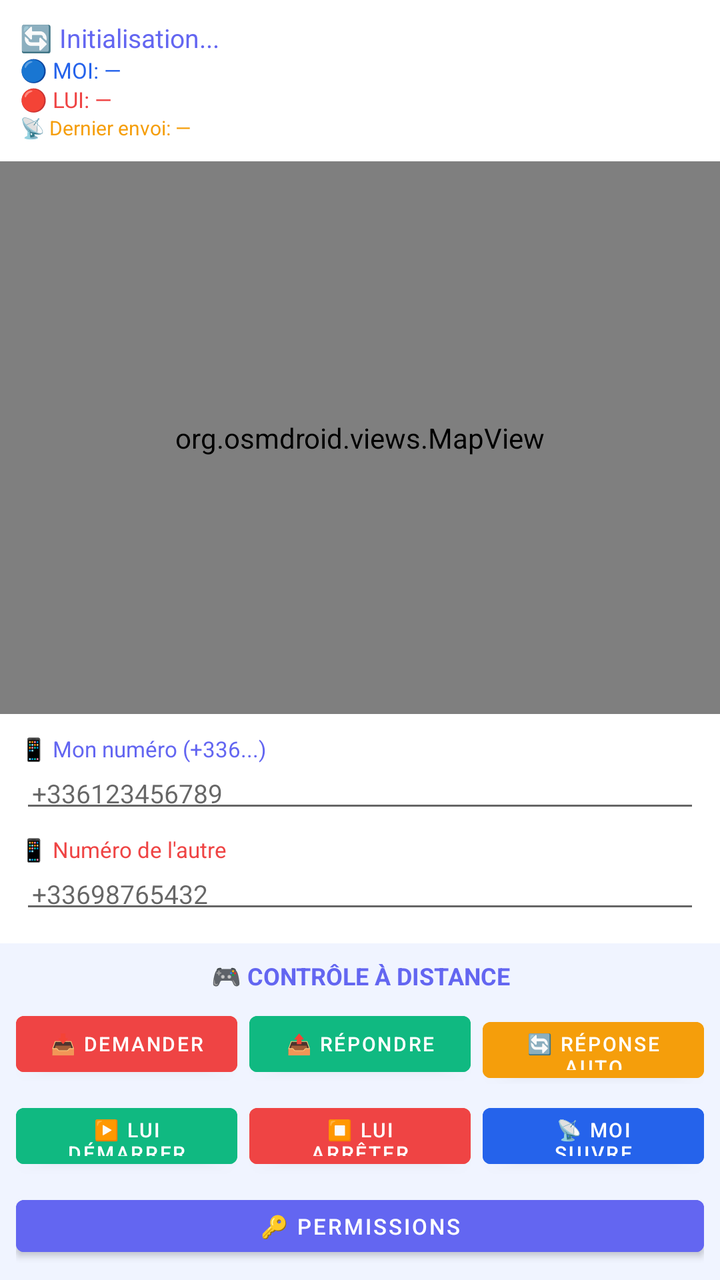
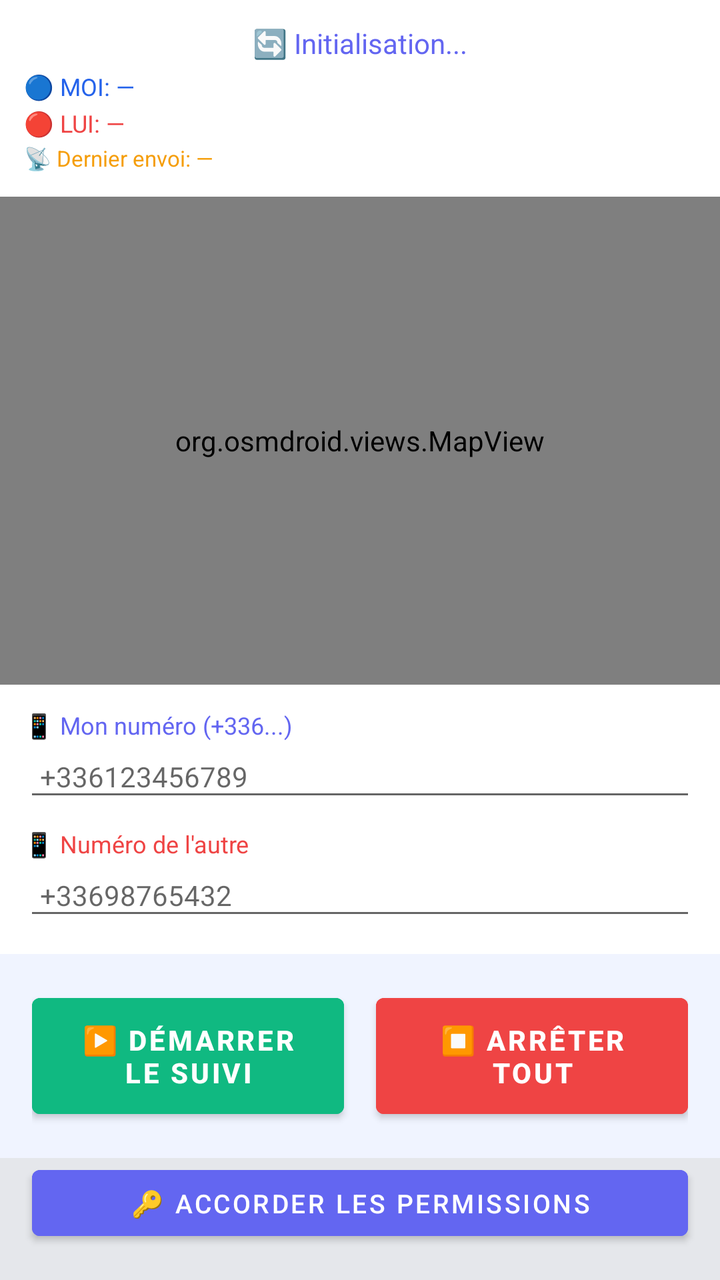

Screens rendered from an Android XML layout before and after an edit, with the pre-edit source and the edit as a unified diff.
<!-- AndroidManifest.xml: application theme AppTheme -->
<!-- res/layout/activity_main.xml -->
<?xml version="1.0" encoding="utf-8"?>
<LinearLayout xmlns:android="http://schemas.android.com/apk/res/android"
    android:layout_width="match_parent"
    android:layout_height="match_parent"
    android:orientation="vertical"
    android:background="@color/gray_200">

    <LinearLayout
        android:layout_width="match_parent"
        android:layout_height="wrap_content"
        android:orientation="vertical"
        android:padding="10dp"
        android:background="@color/white">
        
        <TextView
            android:id="@+id/tvStatut"
            android:layout_width="match_parent"
            android:layout_height="wrap_content"
            android:text="🔄 Initialisation..."
            android:textSize="13sp"
            android:textColor="@color/purple_500"/>

        <TextView
            android:id="@+id/tvMoi"
            android:layout_width="match_parent"
            android:layout_height="wrap_content"
            android:text="🔵 MOI: —"
            android:textSize="11sp"
            android:textColor="@color/blue_500"/>

        <TextView
            android:id="@+id/tvLui"
            android:layout_width="match_parent"
            android:layout_height="wrap_content"
            android:text="🔴 LUI: —"
            android:textSize="11sp"
            android:textColor="@color/red_500"/>

        <TextView
            android:id="@+id/tvDistance"
            android:layout_width="match_parent"
            android:layout_height="wrap_content"
            android:text="📡 Dernier envoi: —"
            android:textSize="10sp"
            android:textColor="@color/orange_500"/>
    </LinearLayout>

    <org.osmdroid.views.MapView
        android:id="@+id/mapView"
        android:layout_width="match_parent"
        android:layout_height="0dp"
        android:layout_weight="1"/>

    <LinearLayout
        android:layout_width="match_parent"
        android:layout_height="wrap_content"
        android:orientation="vertical"
        android:padding="10dp"
        android:background="@color/white">

        <TextView
            android:layout_width="match_parent"
            android:layout_height="wrap_content"
            android:text="📱 Mon numéro (+336...)"
            android:textSize="11sp"
            android:textColor="@color/purple_500"/>
        <EditText
            android:id="@+id/etMonNumero"
            android:layout_width="match_parent"
            android:layout_height="wrap_content"
            android:hint="+336123456789"
            android:inputType="phone"
            android:textSize="13sp"
            android:padding="6dp"
            android:layout_marginBottom="6dp"/>

        <TextView
            android:layout_width="match_parent"
            android:layout_height="wrap_content"
            android:text="📱 Numéro de l'autre"
            android:textSize="11sp"
            android:textColor="@color/red_500"/>
        <EditText
            android:id="@+id/etAutreNumero"
            android:layout_width="match_parent"
            android:layout_height="wrap_content"
            android:hint="+33698765432"
            android:inputType="phone"
            android:textSize="13sp"
            android:padding="6dp"/>
    </LinearLayout>

    
    <LinearLayout
        android:layout_width="match_parent"
        android:layout_height="wrap_content"
        android:orientation="vertical"
        android:padding="8dp"
        android:background="#F0F4FF">
        
        <TextView
            android:layout_width="match_parent"
            android:layout_height="wrap_content"
            android:text="🎮 CONTRÔLE À DISTANCE"
            android:textSize="12sp"
            android:textColor="@color/purple_500"
            android:textStyle="bold"
            android:gravity="center"/>

        <LinearLayout
            android:layout_width="match_parent"
            android:layout_height="wrap_content"
            android:orientation="horizontal"
            android:layout_marginTop="6dp">

            <Button
                android:id="@+id/btnDemander"
                android:layout_width="0dp"
                android:layout_height="40dp"
                android:layout_weight="1"
                android:text="📥 Demander"
                android:textSize="10sp"
                android:backgroundTint="@color/red_500"
                android:layout_marginEnd="3dp"/>

            <Button
                android:id="@+id/btnRepondre"
                android:layout_width="0dp"
                android:layout_height="40dp"
                android:layout_weight="1"
                android:text="📤 Répondre"
                android:textSize="10sp"
                android:backgroundTint="@color/green_500"
                android:layout_marginStart="3dp"
                android:layout_marginEnd="3dp"/>

            <Button
                android:id="@+id/btnSuivre"
                android:layout_width="0dp"
                android:layout_height="40dp"
                android:layout_weight="1"
                android:text="🔄 Réponse auto"
                android:textSize="10sp"
                android:backgroundTint="@color/orange_500"
                android:layout_marginStart="3dp"/>
        </LinearLayout>

        <LinearLayout
            android:layout_width="match_parent"
            android:layout_height="wrap_content"
            android:orientation="horizontal"
            android:layout_marginTop="6dp">

            <Button
                android:id="@+id/btnDemarrerLui"
                android:layout_width="0dp"
                android:layout_height="40dp"
                android:layout_weight="1"
                android:text="▶️ Lui démarrer"
                android:textSize="10sp"
                android:backgroundTint="@color/green_500"
                android:layout_marginEnd="3dp"/>

            <Button
                android:id="@+id/btnArreterLui"
                android:layout_width="0dp"
                android:layout_height="40dp"
                android:layout_weight="1"
                android:text="⏹️ Lui arrêter"
                android:textSize="10sp"
                android:backgroundTint="@color/red_500"
                android:layout_marginStart="3dp"
                android:layout_marginEnd="3dp"/>

            <Button
                android:id="@+id/btnSuiviContinu"
                android:layout_width="0dp"
                android:layout_height="40dp"
                android:layout_weight="1"
                android:text="📡 Moi suivre"
                android:textSize="10sp"
                android:backgroundTint="@color/blue_500"
                android:layout_marginStart="3dp"/>
        </LinearLayout>

        <Button
            android:id="@+id/btnPermissions"
            android:layout_width="match_parent"
            android:layout_height="38dp"
            android:text="🔑 Permissions"
            android:textSize="11sp"
            android:backgroundTint="@color/purple_500"
            android:layout_marginTop="6dp"/>
    </LinearLayout>

</LinearLayout>
<!-- resources referenced by this layout -->
<resources>
  <color name="blue_500">#2563EB</color>
  <color name="gray_200">#E5E7EB</color>
  <color name="green_500">#10B981</color>
  <color name="orange_500">#F59E0B</color>
  <color name="purple_500">#6366F1</color>
  <color name="red_500">#EF4444</color>
  <color name="white">#FFFFFF</color>
  <style name="AppTheme" parent="Theme.MaterialComponents.Light.NoActionBar">
          <item name="colorPrimary">@color/purple_500</item>
          <item name="android:windowBackground">@color/gray_200</item>
      </style>
</resources>

<!-- the commit's change to res/layout/activity_main.xml (unified diff, before → after) -->
@@ -9,7 +9,7 @@
         android:layout_width="match_parent"
         android:layout_height="wrap_content"
         android:orientation="vertical"
-        android:padding="10dp"
+        android:padding="12dp"
         android:background="@color/white">
         
         <TextView
@@ -17,32 +17,36 @@
             android:layout_width="match_parent"
             android:layout_height="wrap_content"
             android:text="🔄 Initialisation..."
-            android:textSize="13sp"
-            android:textColor="@color/purple_500"/>
+            android:textSize="14sp"
+            android:textColor="@color/purple_500"
+            android:gravity="center"/>
 
         <TextView
             android:id="@+id/tvMoi"
             android:layout_width="match_parent"
             android:layout_height="wrap_content"
             android:text="🔵 MOI: —"
-            android:textSize="11sp"
-            android:textColor="@color/blue_500"/>
+            android:textSize="12sp"
+            android:textColor="@color/blue_500"
+            android:layout_marginTop="4dp"/>
 
         <TextView
             android:id="@+id/tvLui"
             android:layout_width="match_parent"
             android:layout_height="wrap_content"
             android:text="🔴 LUI: —"
-            android:textSize="11sp"
-            android:textColor="@color/red_500"/>
+            android:textSize="12sp"
+            android:textColor="@color/red_500"
+            android:layout_marginTop="2dp"/>
 
         <TextView
             android:id="@+id/tvDistance"
             android:layout_width="match_parent"
             android:layout_height="wrap_content"
             android:text="📡 Dernier envoi: —"
-            android:textSize="10sp"
-            android:textColor="@color/orange_500"/>
+            android:textSize="11sp"
+            android:textColor="@color/orange_500"
+            android:layout_marginTop="2dp"/>
     </LinearLayout>
 
     <org.osmdroid.views.MapView
@@ -55,14 +59,14 @@
         android:layout_width="match_parent"
         android:layout_height="wrap_content"
         android:orientation="vertical"
-        android:padding="10dp"
+        android:padding="12dp"
         android:background="@color/white">
 
         <TextView
             android:layout_width="match_parent"
             android:layout_height="wrap_content"
             android:text="📱 Mon numéro (+336...)"
-            android:textSize="11sp"
+            android:textSize="12sp"
             android:textColor="@color/purple_500"/>
         <EditText
             android:id="@+id/etMonNumero"
@@ -70,15 +74,15 @@
             android:layout_height="wrap_content"
             android:hint="+336123456789"
             android:inputType="phone"
-            android:textSize="13sp"
-            android:padding="6dp"
-            android:layout_marginBottom="6dp"/>
+            android:textSize="14sp"
+            android:padding="8dp"
+            android:layout_marginBottom="8dp"/>
 
         <TextView
             android:layout_width="match_parent"
             android:layout_height="wrap_content"
             android:text="📱 Numéro de l'autre"
-            android:textSize="11sp"
+            android:textSize="12sp"
             android:textColor="@color/red_500"/>
         <EditText
             android:id="@+id/etAutreNumero"
@@ -86,111 +90,49 @@
             android:layout_height="wrap_content"
             android:hint="+33698765432"
             android:inputType="phone"
-            android:textSize="13sp"
-            android:padding="6dp"/>
+            android:textSize="14sp"
+            android:padding="8dp"/>
     </LinearLayout>
 
     
     <LinearLayout
         android:layout_width="match_parent"
         android:layout_height="wrap_content"
-        android:orientation="vertical"
-        android:padding="8dp"
+        android:orientation="horizontal"
+        android:padding="16dp"
         android:background="#F0F4FF">
-        
-        <TextView
-            android:layout_width="match_parent"
-            android:layout_height="wrap_content"
-            android:text="🎮 CONTRÔLE À DISTANCE"
-            android:textSize="12sp"
-            android:textColor="@color/purple_500"
-            android:textStyle="bold"
-            android:gravity="center"/>
-
-        <LinearLayout
-            android:layout_width="match_parent"
-            android:layout_height="wrap_content"
-            android:orientation="horizontal"
-            android:layout_marginTop="6dp">
-
-            <Button
-                android:id="@+id/btnDemander"
-                android:layout_width="0dp"
-                android:layout_height="40dp"
-                android:layout_weight="1"
-                android:text="📥 Demander"
-                android:textSize="10sp"
-                android:backgroundTint="@color/red_500"
-                android:layout_marginEnd="3dp"/>
-
-            <Button
-                android:id="@+id/btnRepondre"
-                android:layout_width="0dp"
-                android:layout_height="40dp"
-                android:layout_weight="1"
-                android:text="📤 Répondre"
-                android:textSize="10sp"
-                android:backgroundTint="@color/green_500"
-                android:layout_marginStart="3dp"
-                android:layout_marginEnd="3dp"/>
-
-            <Button
-                android:id="@+id/btnSuivre"
-                android:layout_width="0dp"
-                android:layout_height="40dp"
-                android:layout_weight="1"
-                android:text="🔄 Réponse auto"
-                android:textSize="10sp"
-                android:backgroundTint="@color/orange_500"
-                android:layout_marginStart="3dp"/>
-        </LinearLayout>
-
-        <LinearLayout
-            android:layout_width="match_parent"
-            android:layout_height="wrap_content"
-            android:orientation="horizontal"
-            android:layout_marginTop="6dp">
-
-            <Button
-                android:id="@+id/btnDemarrerLui"
-                android:layout_width="0dp"
-                android:layout_height="40dp"
-                android:layout_weight="1"
-                android:text="▶️ Lui démarrer"
-                android:textSize="10sp"
-                android:backgroundTint="@color/green_500"
-                android:layout_marginEnd="3dp"/>
-
-            <Button
-                android:id="@+id/btnArreterLui"
-                android:layout_width="0dp"
-                android:layout_height="40dp"
-                android:layout_weight="1"
-                android:text="⏹️ Lui arrêter"
-                android:textSize="10sp"
-                android:backgroundTint="@color/red_500"
-                android:layout_marginStart="3dp"
-                android:layout_marginEnd="3dp"/>
-
-            <Button
-                android:id="@+id/btnSuiviContinu"
-                android:layout_width="0dp"
-                android:layout_height="40dp"
-                android:layout_weight="1"
-                android:text="📡 Moi suivre"
-                android:textSize="10sp"
-                android:backgroundTint="@color/blue_500"
-                android:layout_marginStart="3dp"/>
-        </LinearLayout>
 
         <Button
-            android:id="@+id/btnPermissions"
-            android:layout_width="match_parent"
-            android:layout_height="38dp"
-            android:text="🔑 Permissions"
-            android:textSize="11sp"
-            android:backgroundTint="@color/purple_500"
-            android:layout_marginTop="6dp"/>
+            android:id="@+id/btnStart"
+            android:layout_width="0dp"
+            android:layout_height="70dp"
+            android:layout_weight="1"
+            android:text="▶️ DÉMARRER LE SUIVI"
+            android:textSize="14sp"
+            android:textStyle="bold"
+            android:backgroundTint="@color/green_500"
+            android:layout_marginEnd="8dp"/>
+
+        <Button
+            android:id="@+id/btnStop"
+            android:layout_width="0dp"
+            android:layout_height="70dp"
+            android:layout_weight="1"
+            android:text="⏹️ ARRÊTER TOUT"
+            android:textSize="14sp"
+            android:textStyle="bold"
+            android:backgroundTint="@color/red_500"
+            android:layout_marginStart="8dp"/>
     </LinearLayout>
 
+    <Button
+        android:id="@+id/btnPermissions"
+        android:layout_width="match_parent"
+        android:layout_height="45dp"
+        android:text="🔑 Accorder les permissions"
+        android:textSize="13sp"
+        android:backgroundTint="@color/purple_500"
+        android:layout_marginHorizontal="16dp"
+        android:layout_marginBottom="16dp"/>
+
 </LinearLayout>
